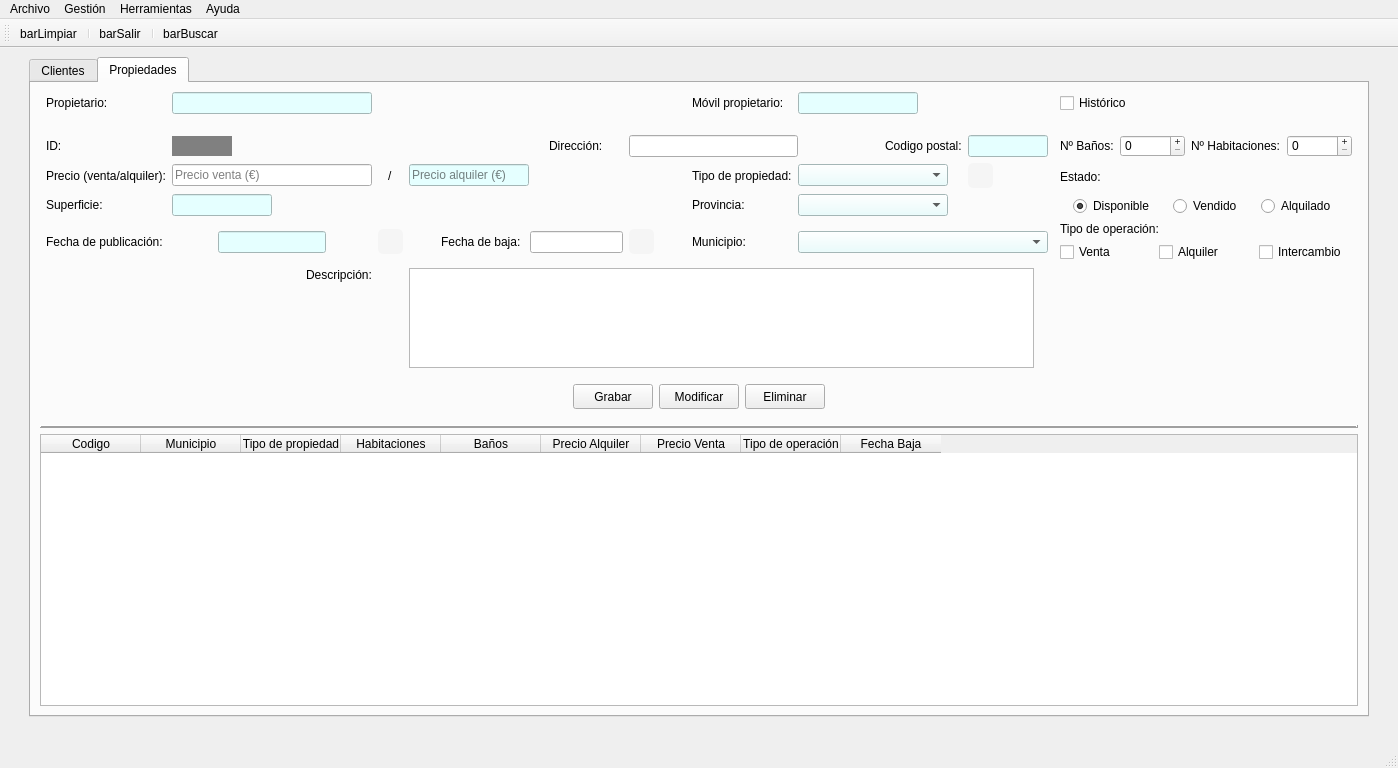
Semperz/ProyectoDI, file templates/venPrincipal.ui: the form before one commit.
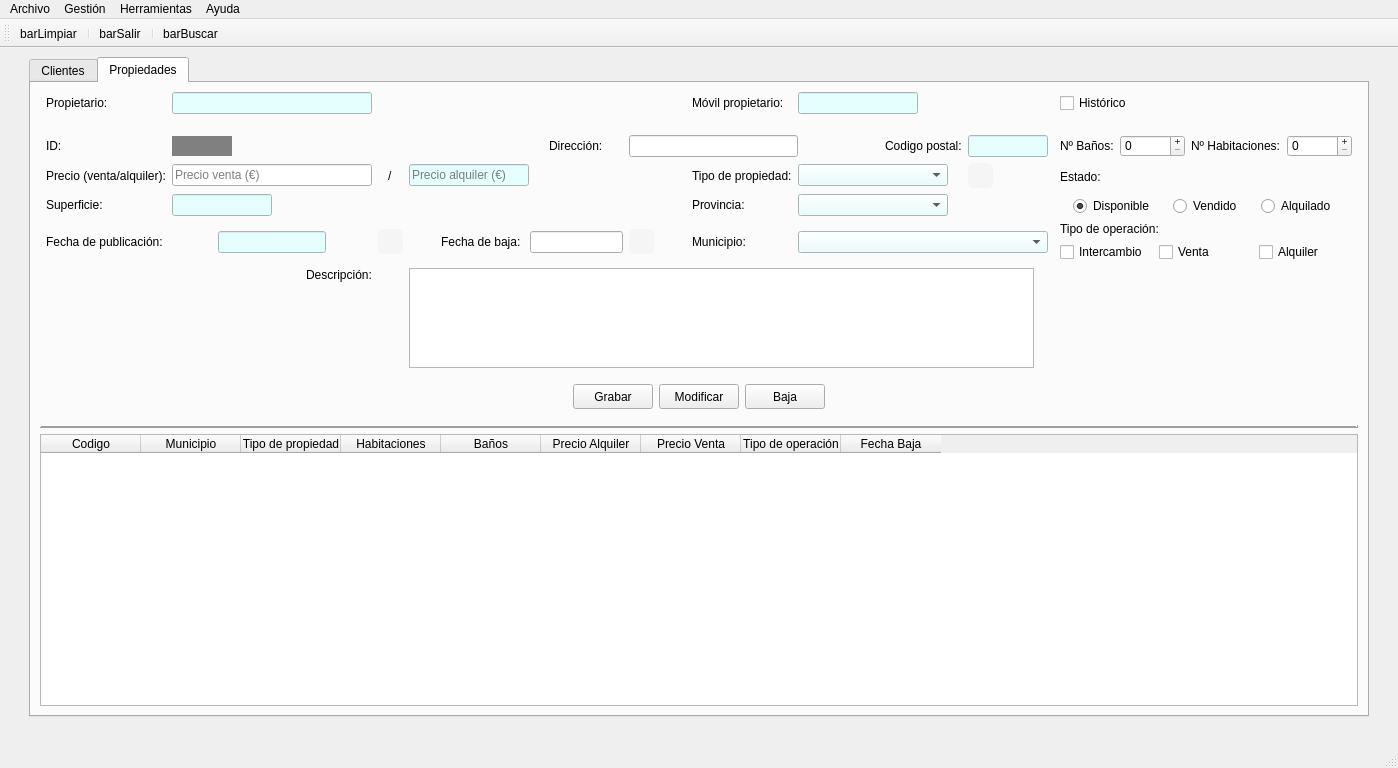
The form after the commit. Icons and pictures are not drawn.

Commit message: feat(main.py): add check disponibilidad

What changed in the file:
```diff
--- a/templates/venPrincipal.ui
+++ b/templates/venPrincipal.ui
@@ -1498,6 +1498,13 @@
               </item>
               <item>
                <layout class="QHBoxLayout" name="horizontalLayout_4">
+                <item>
+                 <widget class="QCheckBox" name="chkInterprop">
+                  <property name="text">
+                   <string>Intercambio</string>
+                  </property>
+                 </widget>
+                </item>
                 <item>
                  <widget class="QCheckBox" name="chkVentaprop">
                   <property name="text">
@@ -1515,13 +1522,6 @@
                   </property>
                  </widget>
                 </item>
-                <item>
-                 <widget class="QCheckBox" name="chkInterprop">
-                  <property name="text">
-                   <string>Intercambio</string>
-                  </property>
-                 </widget>
-                </item>
                </layout>
               </item>
              </layout>
@@ -1822,7 +1822,7 @@
                </size>
               </property>
               <property name="text">
-               <string>Eliminar</string>
+               <string>Baja</string>
               </property>
              </widget>
             </item>
```
Left out of the diff: 496 changed lines with no effect on the pictures. The commit also changes 6 other files.
